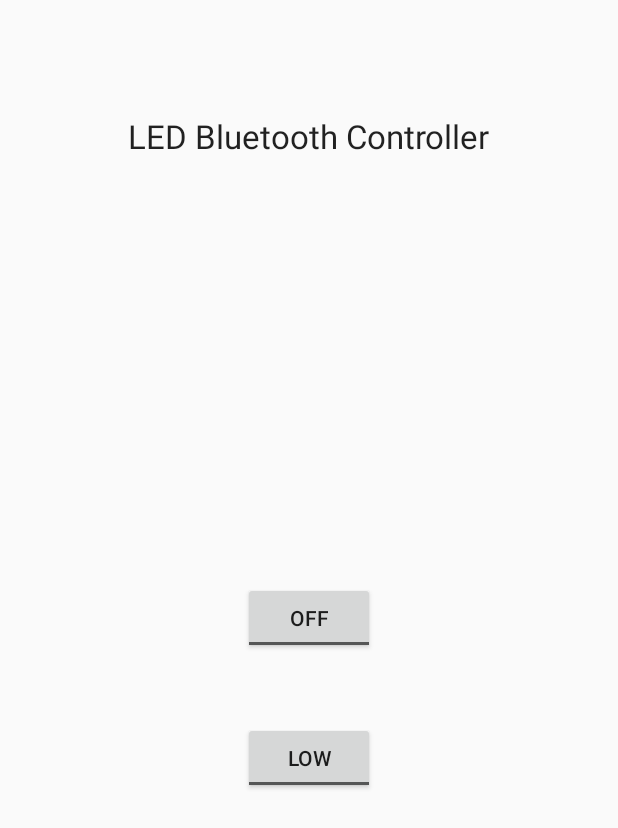
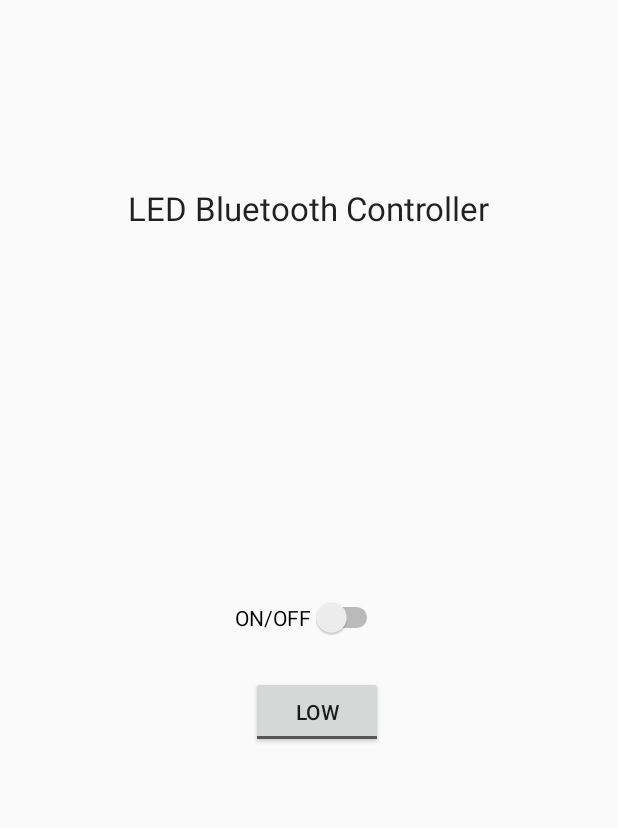
Before and after one commit to adamnolte/android-arduino-bluetooth, an Android app: the screen it shows after launch (MainActivity), on a phone screen of 412 x 824 dp. Shown: the top 828 px of the screen. Run offline under Robolectric (Android 15) with nearby library versions, the light colour scheme and no system bars.

Commit message:
Base Layout

```diff
--- a/app/src/main/res/layout/content_main.xml
+++ b/app/src/main/res/layout/content_main.xml
@@ -12,34 +12,33 @@
     tools:context="com.example.adam.android_arduino_bluetooth.MainActivity"
     tools:showIn="@layout/activity_main">
 
-    <ToggleButton
-        android:layout_width="wrap_content"
-        android:layout_height="wrap_content"
-        android:text="ON/OFF"
-        android:id="@+id/toggleButton"
-        android:layout_centerVertical="true"
-        android:layout_centerHorizontal="true"
-        android:textOff="Off"
-        android:textOn="On" />
-
-    <ToggleButton
-        android:layout_width="wrap_content"
-        android:layout_height="wrap_content"
-        android:text="LOW/HIGH"
-        android:id="@+id/toggleButton2"
-        android:layout_below="@+id/toggleButton"
-        android:layout_centerHorizontal="true"
-        android:layout_marginTop="45dp"
-        android:textOff="Low"
-        android:textOn="High" />
-
     <TextView
         android:layout_width="wrap_content"
         android:layout_height="wrap_content"
         android:textAppearance="?android:attr/textAppearanceLarge"
         android:text="LED Bluetooth Controller"
         android:id="@+id/textView"
+        android:layout_marginTop="108dp"
         android:layout_alignParentTop="true"
-        android:layout_centerHorizontal="true"
-        android:layout_marginTop="60dp" />
+        android:layout_centerHorizontal="true" />
+
+    <Switch
+        android:layout_width="wrap_content"
+        android:layout_height="wrap_content"
+        android:text="ON/OFF"
+        android:id="@+id/switch1"
+        android:layout_centerVertical="true"
+        android:layout_centerHorizontal="true" />
+
+    <ToggleButton
+        android:layout_width="wrap_content"
+        android:layout_height="wrap_content"
+        android:text="HIGH/LOW"
+        android:id="@+id/toggleButton"
+        android:layout_below="@+id/switch1"
+        android:layout_alignRight="@+id/switch1"
+        android:layout_alignEnd="@+id/switch1"
+        android:layout_marginTop="25dp"
+        android:textOff="LOW"
+        android:textOn="HIGH" />
 </RelativeLayout>
```
